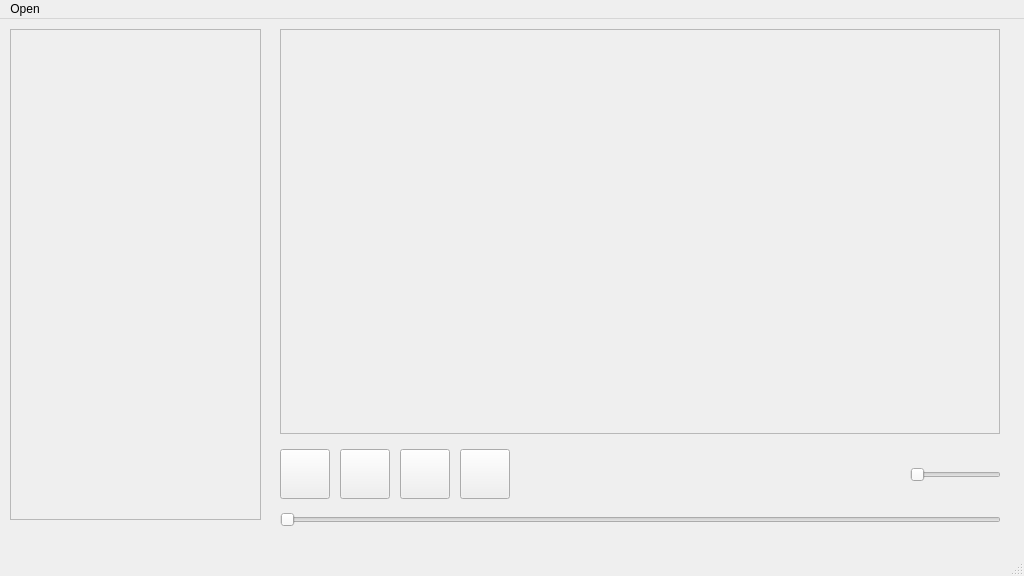
Before: the Qt Designer form music-player-qt/mainwindow.ui in juangonzalez22/music-player-qt, drawn with Qt 5.
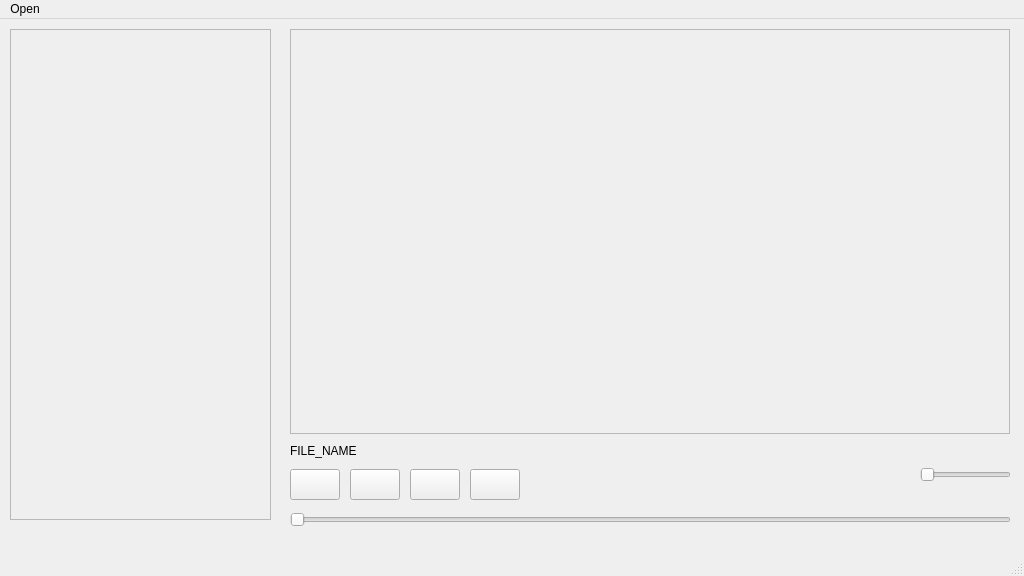
After: the same form once the commit is applied.

Commit message:
Cambios para título
Moví un poco, reduje los botones para que tengan espacio para el nombre del archivo.
Todo sujeto a cambios.

Diff of the .ui file:
```diff
--- a/music-player-qt/mainwindow.ui
+++ b/music-player-qt/mainwindow.ui
@@ -34,7 +34,7 @@
      <rect>
       <x>10</x>
       <y>10</y>
-      <width>251</width>
+      <width>261</width>
       <height>491</height>
      </rect>
     </property>
@@ -48,7 +48,7 @@
    <widget class="QFrame" name="frame_2">
     <property name="geometry">
      <rect>
-      <x>280</x>
+      <x>290</x>
       <y>10</y>
       <width>720</width>
       <height>405</height>
@@ -64,10 +64,10 @@
    <widget class="QPushButton" name="pushButton">
     <property name="geometry">
      <rect>
-      <x>280</x>
-      <y>430</y>
+      <x>290</x>
+      <y>450</y>
       <width>50</width>
-      <height>50</height>
+      <height>31</height>
      </rect>
     </property>
     <property name="text">
@@ -77,10 +77,10 @@
    <widget class="QPushButton" name="pushButton_2">
     <property name="geometry">
      <rect>
-      <x>340</x>
-      <y>430</y>
+      <x>350</x>
+      <y>450</y>
       <width>50</width>
-      <height>50</height>
+      <height>31</height>
      </rect>
     </property>
     <property name="text">
@@ -90,10 +90,10 @@
    <widget class="QPushButton" name="pushButton_3">
     <property name="geometry">
      <rect>
-      <x>400</x>
-      <y>430</y>
+      <x>410</x>
+      <y>450</y>
       <width>50</width>
-      <height>50</height>
+      <height>31</height>
      </rect>
     </property>
     <property name="text">
@@ -103,10 +103,10 @@
    <widget class="QPushButton" name="pushButton_4">
     <property name="geometry">
      <rect>
-      <x>460</x>
-      <y>430</y>
+      <x>470</x>
+      <y>450</y>
       <width>50</width>
-      <height>50</height>
+      <height>31</height>
      </rect>
     </property>
     <property name="text">
@@ -116,7 +116,7 @@
    <widget class="QSlider" name="horizontalSlider">
     <property name="geometry">
      <rect>
-      <x>280</x>
+      <x>290</x>
       <y>490</y>
       <width>721</width>
       <height>22</height>
@@ -129,7 +129,7 @@
    <widget class="QSlider" name="horizontalSlider_2">
     <property name="geometry">
      <rect>
-      <x>910</x>
+      <x>920</x>
       <y>430</y>
       <width>91</width>
       <height>51</height>
@@ -139,6 +139,19 @@
      <enum>Qt::Orientation::Horizontal</enum>
     </property>
    </widget>
+   <widget class="QLabel" name="label">
+    <property name="geometry">
+     <rect>
+      <x>290</x>
+      <y>420</y>
+      <width>271</width>
+      <height>24</height>
+     </rect>
+    </property>
+    <property name="text">
+     <string>FILE_NAME</string>
+    </property>
+   </widget>
   </widget>
   <widget class="QMenuBar" name="menubar">
    <property name="geometry">
```
